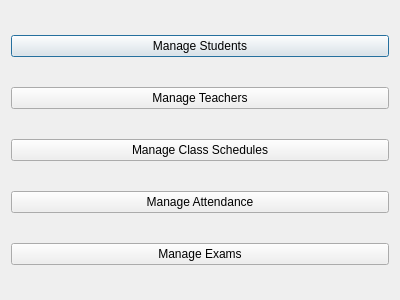
The window that AdminPanel/AdminPanel.ui (sarimkhan4/SchoolManagementSystem) describes before a commit, drawn with Qt 5.
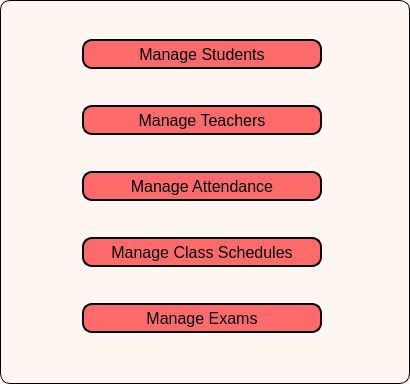
The same window after the commit.

Commit message: Ui changed and add functionality to teacher panel

Patch:
```diff
--- a/AdminPanel/AdminPanel.ui
+++ b/AdminPanel/AdminPanel.ui
@@ -6,16 +6,64 @@
    <rect>
     <x>0</x>
     <y>0</y>
-    <width>400</width>
-    <height>300</height>
+    <width>410</width>
+    <height>384</height>
    </rect>
   </property>
+  <property name="maximumSize">
+   <size>
+    <width>2000</width>
+    <height>1000</height>
+   </size>
+  </property>
   <property name="windowTitle">
    <string>Admin Panel</string>
   </property>
-  <layout class="QVBoxLayout" name="verticalLayout">  <!-- Fixed Layout Issue -->
+  <property name="styleSheet">
+   <string notr="true">QDialog#AdminPanel {
+        background-color: #fef6f0;
+        border: 1px solid black;
+        border-radius: 10%;
+}</string>
+  </property>
+  <property name="modal">
+   <bool>false</bool>
+  </property>
+  <layout class="QVBoxLayout" name="verticalLayout" stretch="0,0,0,0,0">
+   <property name="spacing">
+    <number>1</number>
+   </property>
+   <property name="leftMargin">
+    <number>82</number>
+   </property>
+   <property name="topMargin">
+    <number>4</number>
+   </property>
+   <property name="bottomMargin">
+    <number>12</number>
+   </property>
    <item>
     <widget class="QPushButton" name="studentButton">
+     <property name="maximumSize">
+      <size>
+       <width>240</width>
+       <height>30</height>
+      </size>
+     </property>
+     <property name="styleSheet">
+      <string notr="true">QPushButton#studentButton {
+    background-color: #ff6b6b;
+    border: 1.5px solid black;
+    border-radius: 10px;
+    font-size: 16px;
+}
+
+QPushButton#studentButton:hover {
+    background-color: #ee5253;
+}
+
+</string>
+     </property>
      <property name="text">
       <string>Manage Students</string>
      </property>
@@ -23,33 +71,113 @@
    </item>
    <item>
     <widget class="QPushButton" name="teacherButton">
+     <property name="maximumSize">
+      <size>
+       <width>240</width>
+       <height>30</height>
+      </size>
+     </property>
+     <property name="styleSheet">
+      <string notr="true">QPushButton#teacherButton {
+    background-color: #ff6b6b;
+    border: 1.5px solid black;
+    border-radius: 10px;
+    font-size: 16px;
+}
+
+QPushButton#teacherButton:hover {
+    background-color: #ee5253;
+}
+
+</string>
+     </property>
      <property name="text">
       <string>Manage Teachers</string>
      </property>
     </widget>
    </item>
-   <item>
-    <widget class="QPushButton" name="classScheduleButton">
-     <property name="text">
-      <string>Manage Class Schedules</string>
-     </property>
-    </widget>
-   </item>
    <item>
     <widget class="QPushButton" name="attendanceButton">
+     <property name="maximumSize">
+      <size>
+       <width>240</width>
+       <height>30</height>
+      </size>
+     </property>
+     <property name="styleSheet">
+      <string notr="true">QPushButton#attendanceButton {
+    background-color: #ff6b6b;
+    border: 1.5px solid black;
+    border-radius: 10px;
+    font-size: 16px;
+}
+
+QPushButton#attendanceButton:hover {
+    background-color: #ee5253;
+}
+
+</string>
+     </property>
      <property name="text">
       <string>Manage Attendance</string>
      </property>
     </widget>
    </item>
+   <item>
+    <widget class="QPushButton" name="classScheduleButton">
+     <property name="maximumSize">
+      <size>
+       <width>240</width>
+       <height>30</height>
+      </size>
+     </property>
+     <property name="styleSheet">
+      <string notr="true">QPushButton#classScheduleButton {
+    background-color: #ff6b6b;
+    border: 1.5px solid black;
+    border-radius: 10px;
+    font-size: 16px;
+}
+
+QPushButton#classScheduleButton:hover {
+    background-color: #ee5253;
+}
+
+</string>
+     </property>
+     <property name="text">
+      <string>Manage Class Schedules</string>
+     </property>
+    </widget>
+   </item>
    <item>
     <widget class="QPushButton" name="examButton">
+     <property name="maximumSize">
+      <size>
+       <width>240</width>
+       <height>30</height>
+      </size>
+     </property>
+     <property name="styleSheet">
+      <string notr="true">QPushButton#examButton {
+    background-color: #ff6b6b;
+    border: 1.5px solid black;
+    border-radius: 10px;
+    font-size: 16px;
+}
+
+QPushButton#examButton:hover {
+    background-color: #ee5253;
+}
+
+</string>
+     </property>
      <property name="text">
       <string>Manage Exams</string>
      </property>
     </widget>
    </item>
-  </layout> <!-- Properly closed layout -->
+  </layout>
  </widget>
  <resources/>
  <connections/>
```
The commit also changes 103 other files.
